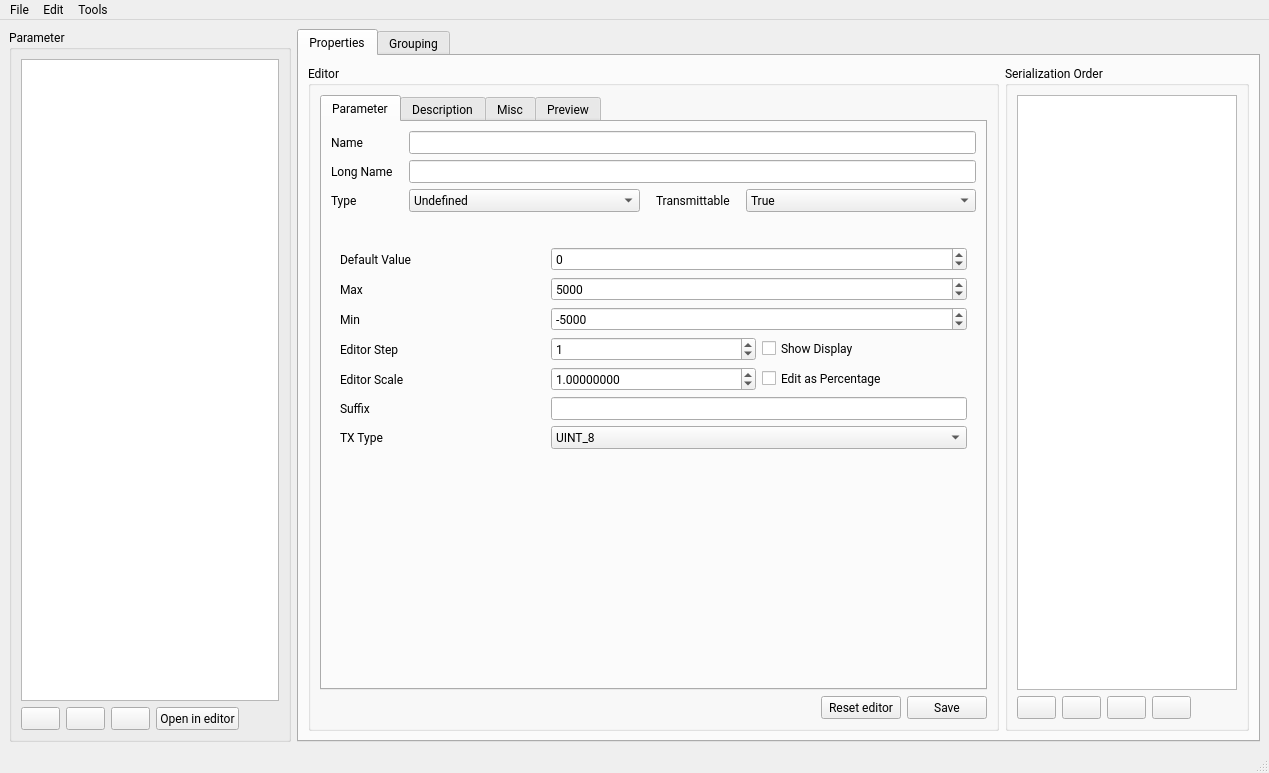
Above: parametereditor.ui from Jfriesen222/vesc_tool before the change. Below: the same form after it.
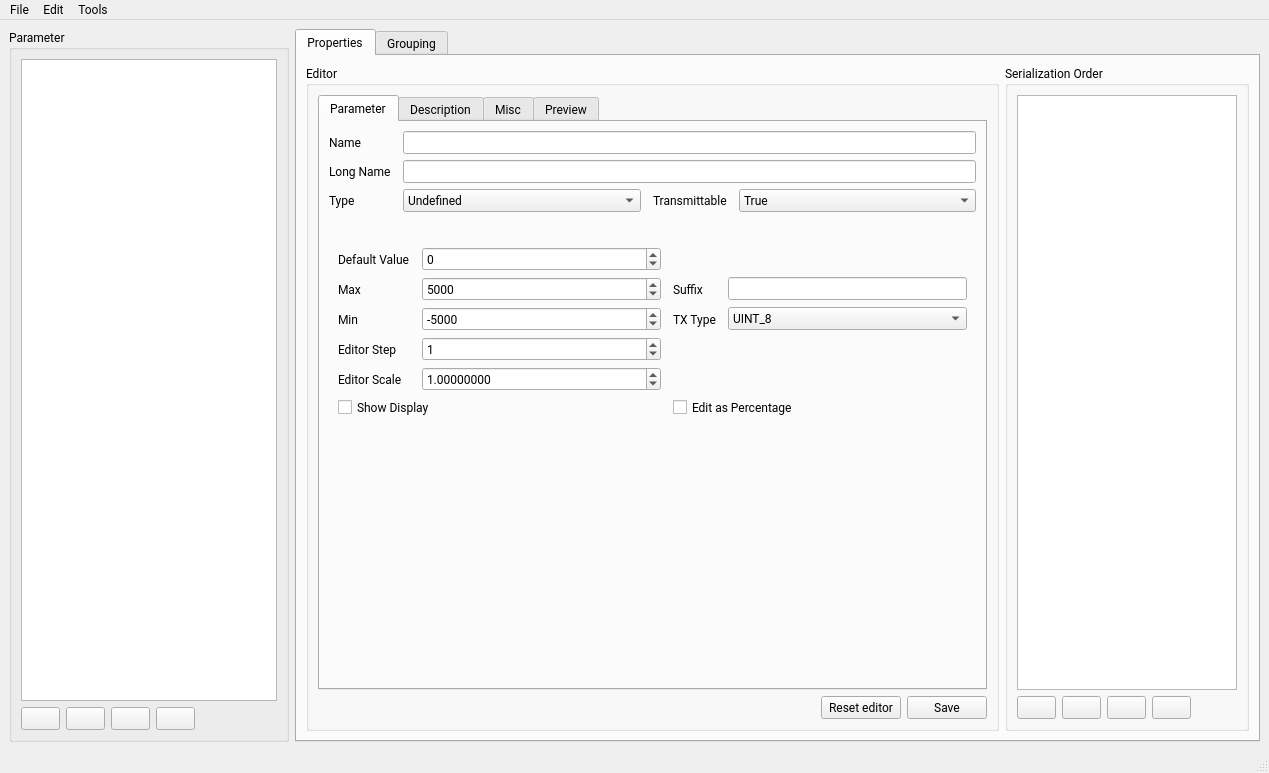
That is the form after the change. The open tabs and pages were chosen to show the change. Icons and pictures are not drawn. Custom widgets are drawn as their Qt base class.

What changed in the file:
```diff
--- a/parametereditor.ui
+++ b/parametereditor.ui
@@ -64,12 +64,6 @@
              <family>Roboto Mono</family>
             </font>
            </property>
-           <property name="minimumSize">
-            <size>
-             <width>220</width>
-             <height>0</height>
-            </size>
-           </property>
           </widget>
          </item>
          <item>
@@ -122,7 +116,7 @@
               <string>Open in editor</string>
              </property>
              <property name="text">
-              <string>Open in editor</string>
+              <string/>
              </property>
              <property name="icon">
               <iconset resource="res.qrc">
@@ -182,7 +176,7 @@
                <item>
                 <layout class="QGridLayout" name="gridLayout" columnstretch="0,1,0,1">
                  <property name="horizontalSpacing">
-                  <number>16</number>
+                  <number>12</number>
                  </property>
                  <item row="2" column="0">
                   <widget class="QLabel" name="label_5">
@@ -538,7 +532,10 @@
                  <widget class="QWidget" name="page_3">
                   <layout class="QVBoxLayout" name="verticalLayout_10">
                    <item>
-                    <layout class="QGridLayout" name="gridLayout_3">
+                    <layout class="QGridLayout" name="gridLayout_3" columnstretch="0,1,0,1">
+                     <property name="horizontalSpacing">
+                      <number>12</number>
+                     </property>
                      <item row="0" column="0">
                       <widget class="QLabel" name="label_21">
                        <property name="text">
@@ -546,7 +543,7 @@
                        </property>
                       </widget>
                      </item>
-                     <item row="0" column="1" colspan="2">
+                     <item row="0" column="1">
                       <widget class="QSpinBox" name="intValBox">
                        <property name="minimum">
                         <number>-100000000</number>
@@ -563,7 +560,7 @@
                        </property>
                       </widget>
                      </item>
-                     <item row="1" column="1" colspan="2">
+                     <item row="1" column="1">
                       <widget class="QSpinBox" name="intMaxBox">
                        <property name="minimum">
                         <number>-100000000</number>
@@ -583,7 +580,7 @@
                        </property>
                       </widget>
                      </item>
-                     <item row="2" column="1" colspan="2">
+                     <item row="2" column="1">
                       <widget class="QSpinBox" name="intMinBox">
                        <property name="minimum">
                         <number>-100000000</number>
@@ -610,28 +607,28 @@
                        </property>
                       </widget>
                      </item>
-                     <item row="4" column="2">
+                     <item row="5" column="2" colspan="2">
                       <widget class="QCheckBox" name="intEditPercentageBox">
                        <property name="text">
                         <string>Edit as Percentage</string>
                        </property>
                       </widget>
                      </item>
-                     <item row="5" column="0">
+                     <item row="1" column="2">
                       <widget class="QLabel" name="label_15">
                        <property name="text">
                         <string>Suffix</string>
                        </property>
                       </widget>
                      </item>
-                     <item row="6" column="0">
+                     <item row="2" column="2">
                       <widget class="QLabel" name="label_17">
                        <property name="text">
                         <string>TX Type</string>
                        </property>
                       </widget>
                      </item>
-                     <item row="6" column="1" colspan="2">
+                     <item row="2" column="3">
                       <widget class="QComboBox" name="intTxTypeBox">
                        <item>
                         <property name="text">
@@ -665,7 +662,7 @@
                        </item>
                       </widget>
                      </item>
-                     <item row="5" column="1" colspan="2">
+                     <item row="1" column="3">
                       <widget class="QLineEdit" name="intSuffixEdit"/>
                      </item>
                      <item row="3" column="1">
@@ -681,7 +678,7 @@
                        </property>
                       </widget>
                      </item>
-                     <item row="3" column="2">
+                     <item row="5" column="0" colspan="2">
                       <widget class="QCheckBox" name="intShowDisplayBox">
                        <property name="text">
                         <string>Show Display</string>
```
Left out of the diff: 8 changed lines with no effect on the pictures.
